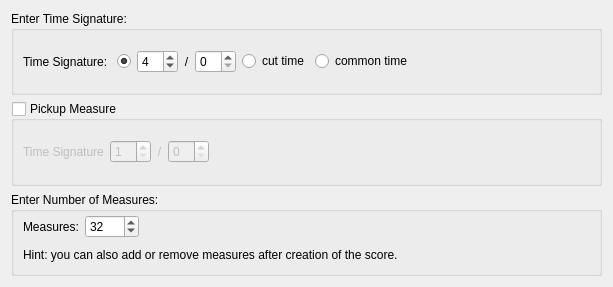
This is mscore/mscore/timesigwizard.ui in musescore/musescore-old as Qt 5 draws it before an edit. The edited form follows.
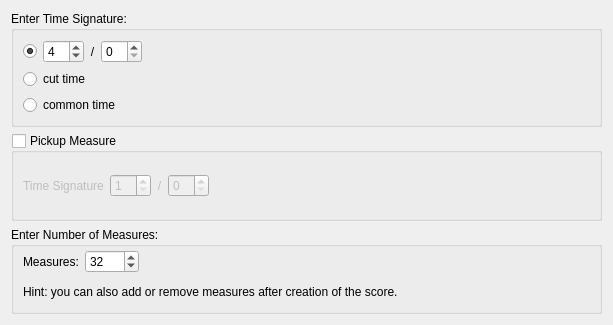
This is the edited form. Custom widgets are drawn as their Qt base class.

```diff
--- a/mscore/mscore/timesigwizard.ui
+++ b/mscore/mscore/timesigwizard.ui
@@ -7,7 +7,7 @@
     <x>0</x>
     <y>0</y>
     <width>613</width>
-    <height>287</height>
+    <height>322</height>
    </rect>
   </property>
   <property name="windowTitle">
@@ -28,14 +28,12 @@
      <property name="flat">
       <bool>false</bool>
      </property>
-     <layout class="QHBoxLayout">
+     <layout class="QVBoxLayout" name="verticalLayout">
       <item>
-       <widget class="QLabel" name="label_3">
-        <property name="text">
-         <string>Time Signature: </string>
+       <layout class="QHBoxLayout" name="horizontalLayout">
+        <property name="topMargin">
+         <number>0</number>
         </property>
-       </widget>
-      </item>
       <item>
        <widget class="QRadioButton" name="tsFraction">
         <property name="text">
@@ -83,21 +81,7 @@
        </widget>
       </item>
       <item>
-       <widget class="QRadioButton" name="tsCutTime">
-        <property name="text">
-         <string notr="true">cut time</string>
-        </property>
-       </widget>
-      </item>
-      <item>
-       <widget class="QRadioButton" name="tsCommonTime">
-        <property name="text">
-         <string notr="true">common time</string>
-        </property>
-       </widget>
-      </item>
-      <item>
-       <spacer>
+         <spacer name="horizontalSpacer">
         <property name="orientation">
          <enum>Qt::Horizontal</enum>
         </property>
@@ -108,6 +92,22 @@
          </size>
         </property>
        </spacer>
+        </item>
+       </layout>
+      </item>
+      <item>
+       <widget class="QRadioButton" name="tsCutTime">
+        <property name="text">
+         <string notr="true">cut time</string>
+        </property>
+       </widget>
+      </item>
+      <item>
+       <widget class="QRadioButton" name="tsCommonTime">
+        <property name="text">
+         <string notr="true">common time</string>
+        </property>
+       </widget>
       </item>
      </layout>
     </widget>
```
Lines whose indentation alone changed are shown as unchanged.
